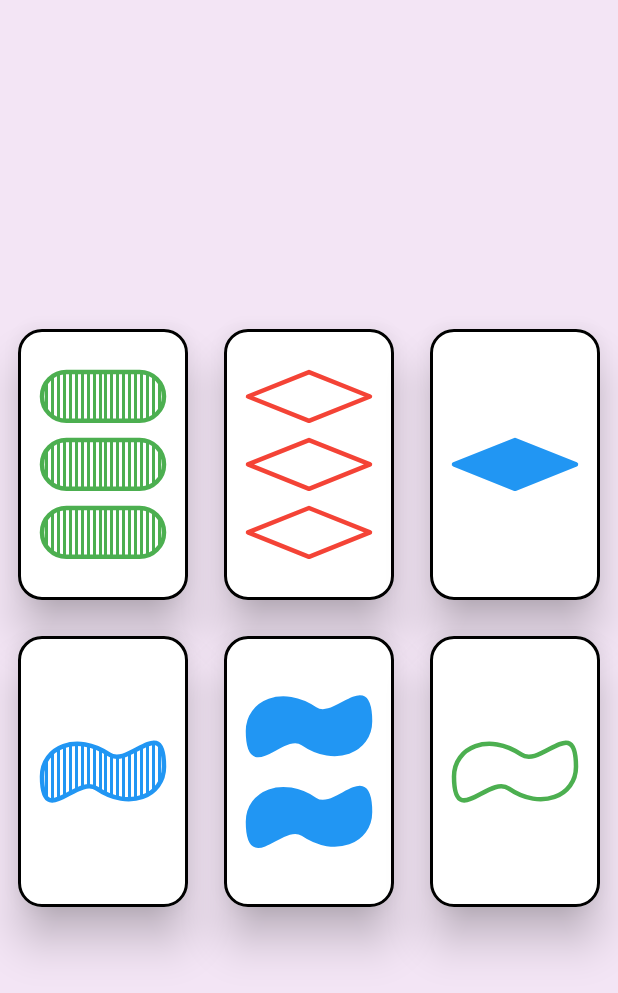
After one commit to ITmxs/flutter2study_demo, a Flutter app: the SetHome screen opened directly, on a phone screen of 412 x 824 dp. The commit adds this screen. Shown: the top 993 px of the screen. Run offline on Flutter 3.47's test engine with Material 2 defaults, Android fonts, the phone set to English and light mode, and no system bars; our stand-ins replace simple_animations, supercharged.

Commit message:
游戏卡牌

```diff
--- /dev/null
+++ b/lib/f_setgame.dart
@@ -0,0 +1,255 @@
+import 'package:flutter/material.dart';
+
+enum ShapeType { diamond, squiggly, pill }
+enum TextureType { outline, banded, filled }
+enum ColorType { red, green, blue }
+
+class SetCard {
+  final TextureType texture;
+  final ShapeType shape;
+  final ColorType color;
+  final int count;
+
+  SetCard(this.texture, this.shape, this.color, this.count);
+}
+
+class SetCardView extends StatelessWidget {
+  final SetCard card;
+
+  const SetCardView({Key key, this.card}) : super(key: key);
+  @override
+  Widget build(BuildContext context) {
+    return AspectRatio(
+        aspectRatio: 2.25 / 3.5,
+        child: Card(
+            elevation: 12.0,
+            shape: RoundedRectangleBorder(
+              borderRadius: BorderRadius.circular(16),
+              side: BorderSide(
+                color: Colors.black,
+                width: 2.0,
+              ),
+            ),
+            child: Padding(
+                padding: EdgeInsets.all(16),
+                child: Column(
+                    mainAxisAlignment: MainAxisAlignment.spaceEvenly,
+                    children: List.generate(
+                        card.count,
+                        (index) => ShapeView(
+                            texture: card.texture,
+                            shape: card.shape,
+                            color: card.color)).toList()))));
+  }
+}
+
+class ShapeView extends StatelessWidget {
+  final TextureType texture;
+  final ShapeType shape;
+  final ColorType color;
+
+  const ShapeView({Key key, this.texture, this.shape, this.color})
+      : super(key: key);
+  @override
+  Widget build(BuildContext context) {
+    return AspectRatio(
+        aspectRatio: 2.5,
+        child: CustomPaint(painter: ShapePainter(texture, shape, color)));
+  }
+}
+
+Map<ColorType, Color> COLOR_MAP = {
+  ColorType.red: Colors.red,
+  ColorType.blue: Colors.blue,
+  ColorType.green: Colors.green,
+};
+
+class ShapePainter extends CustomPainter {
+  final TextureType texture;
+  final ShapeType shape;
+  final ColorType color;
+
+  ShapePainter(this.texture, this.shape, this.color);
+  @override
+  void paint(Canvas canvas, Size size) {
+    Paint interiorPaint = getInteriorPaint(size);
+    Paint borderPaint = Paint()
+      ..color = COLOR_MAP[color]
+      ..strokeWidth = 3.0
+      ..style = PaintingStyle.stroke
+      ..strokeJoin = StrokeJoin.round;
+    Path shape = getPath(size);
+    canvas.drawPath(shape, interiorPaint);
+    canvas.drawPath(shape, borderPaint);
+  }
+
+  Path getPath(Size size) {
+    switch (shape) {
+      case ShapeType.diamond:
+        return Path()
+          ..moveTo(0, size.height / 2)
+          ..lineTo(size.width / 2, 0)
+          ..lineTo(size.width, size.height / 2)
+          ..lineTo(size.width / 2, size.height)
+          ..close();
+      case ShapeType.pill:
+        double r = size.height / 2;
+        return Path()
+          ..moveTo(r, 0)
+          ..lineTo(size.width - r, 0)
+          ..arcToPoint(Offset(size.width - r, size.height),
+              radius: Radius.circular(r))
+          ..lineTo(r, size.height)
+          ..arcToPoint(Offset(r, 0), radius: Radius.circular(r));
+      case ShapeType.squiggly:
+        Offset p0 = Offset(0, size.height * .6);
+        Offset p1 = Offset(size.width * .55, size.height * .15);
+        Offset p2 = Offset(size.width, size.height * .4);
+        Offset p3 = Offset(size.width * .45, size.height * .85);
+
+        Offset slant = Offset.fromDirection(.6);
+
+        Offset cp0 = p0 - Offset(0, size.height * .6);
+        Offset cp1 = p1 - slant * size.height * .8;
+        Offset cp2 = p1 + slant * size.height * .5;
+        Offset cp3 = p2 - Offset(0, size.height * 1.1);
+        Offset cp4 = p2 + Offset(0, size.height * .6);
+        Offset cp5 = p3 + slant * size.height * .8;
+        Offset cp6 = p3 - slant * size.height * .5;
+        Offset cp7 = p0 + Offset(0, size.height * 1.1);
+
+        return Path()
+          ..moveTo(p0.dx, p0.dy)
+          ..cubicTo(cp0.dx, cp0.dy, cp1.dx, cp1.dy, p1.dx, p1.dy)
+          ..cubicTo(cp2.dx, cp2.dy, cp3.dx, cp3.dy, p2.dx, p2.dy)
+          ..cubicTo(cp4.dx, cp4.dy, cp5.dx, cp5.dy, p3.dx, p3.dy)
+          ..cubicTo(cp6.dx, cp6.dy, cp7.dx, cp7.dy, p0.dx, p0.dy);
+    }
+  }
+
+  @override
+  bool shouldRepaint(ShapePainter oldDelegate) {
+    return oldDelegate.texture != texture ||
+        oldDelegate.shape != shape ||
+        oldDelegate.color != color;
+  }
+
+  Paint getInteriorPaint(Size size) {
+    switch (texture) {
+      case TextureType.filled:
+        return Paint()..color = COLOR_MAP[color];
+      case TextureType.outline:
+        return Paint()..color = Colors.transparent;
+      case TextureType.banded:
+        return Paint()
+          ..color = COLOR_MAP[color]
+          ..shader = LinearGradient(
+                  begin: Alignment.centerLeft,
+                  end: Alignment.centerRight,
+                  colors: getColors(20),
+                  stops: getStops(20))
+              .createShader(Rect.fromLTWH(0, 0, size.width, size.height));
+    }
+  }
+
+  List<Color> getColors(int numberOfBands) {
+    return List.generate(
+            numberOfBands,
+            (index) => [
+                  Colors.transparent,
+                  Colors.transparent,
+                  COLOR_MAP[color],
+                  COLOR_MAP[color]
+                ]).expand((e) => e).toList() +
+        [Colors.transparent, Colors.transparent];
+  }
+
+  List<double> getStops(int numberOfBands) {
+    return List.generate(numberOfBands, (index) {
+          double start = index / (numberOfBands + .5);
+          double end = (index + 1) / (numberOfBands + .5);
+          double half = start + (end - start) / 2;
+          return [start, half, half, end];
+        }).expand((e) => e).toList() +
+        [numberOfBands / (numberOfBands + .5), 1.0];
+  }
+}
+
+void main() {
+  runApp(SetApp());
+}
+
+class SetApp extends StatelessWidget {
+  @override
+  Widget build(BuildContext context) {
+    return MaterialApp(
+      title: 'SET!!!',
+      home: SetHome(),
+    );
+  }
+}
+
+class SetHome extends StatefulWidget {
+  @override
+  State<StatefulWidget> createState() => SetHomeState();
+}
+
+class SetHomeState extends State<SetHome> {
+  @override
+  Widget build(BuildContext context) {
+    return Scaffold(
+        backgroundColor: Colors.purple.shade50,
+        body: Column(mainAxisAlignment: MainAxisAlignment.center, children: [
+          Row(
+            children: [
+              Expanded(
+                child: Padding(
+                    padding: EdgeInsets.all(8),
+                    child: SetCardView(
+                        card: SetCard(TextureType.banded, ShapeType.pill,
+                            ColorType.green, 3))),
+              ),
+              Expanded(
+                child: Padding(
+                    padding: EdgeInsets.all(8),
+                    child: SetCardView(
+                        card: SetCard(TextureType.outline, ShapeType.diamond,
+                            ColorType.red, 3))),
+              ),
+              Expanded(
+                child: Padding(
+                    padding: EdgeInsets.all(8),
+                    child: SetCardView(
+                        card: SetCard(TextureType.filled, ShapeType.diamond,
+                            ColorType.blue, 1))),
+              ),
+            ],
+          ),
+          Row(
+            children: [
+              Expanded(
+                child: Padding(
+                    padding: EdgeInsets.all(8),
+                    child: SetCardView(
+                        card: SetCard(TextureType.banded, ShapeType.squiggly,
+                            ColorType.blue, 1))),
+              ),
+              Expanded(
+                child: Padding(
+                    padding: EdgeInsets.all(8),
+                    child: SetCardView(
+                        card: SetCard(TextureType.filled, ShapeType.squiggly,
+                            ColorType.blue, 2))),
+              ),
+              Expanded(
+                child: Padding(
+                    padding: EdgeInsets.all(8),
+                    child: SetCardView(
+                        card: SetCard(TextureType.outline, ShapeType.squiggly,
+                            ColorType.green, 1))),
+              ),
+            ],
+          )
+        ]));
+  }
+}
--- a/lib/pop_push.dart
+++ b/lib/pop_push.dart
@@ -265,12 +265,20 @@ class Screen4 extends StatelessWidget {
               onPressed: () async {
                 String value = await Navigator.push(context,
                     new MaterialPageRoute(builder: (BuildContext context) {
-                  return new Center(
-                    child: new GestureDetector(
-                        child: new Text('OK'),
-                        onTap: () {
-                          Navigator.pop(context, "Audio1");
-                        }),
+                  return Column(
+                    children: [
+                      new Center(
+                        child: new GestureDetector(
+                            child: new Text('OK'),
+                            onTap: () {
+                              Navigator.pop(context, "Audio1");
+                            }),
+                      ),
+                      TextButton(
+                        onPressed: () {},
+                        child: Text("TextButton按钮"),
+                      )
+                    ],
                   );
                 }));
                 print(value);
--- a/pubspec.yaml
+++ b/pubspec.yaml
@@ -18,7 +18,7 @@ publish_to: 'none' # Remove this line if you wish to publish to pub.dev
 version: 1.0.0+1
 
 environment:
-  sdk: ">=2.12.0 <3.0.0"
+  sdk: ">=2.7.0 <3.0.0"
 
 dependencies:
   flutter:
```
